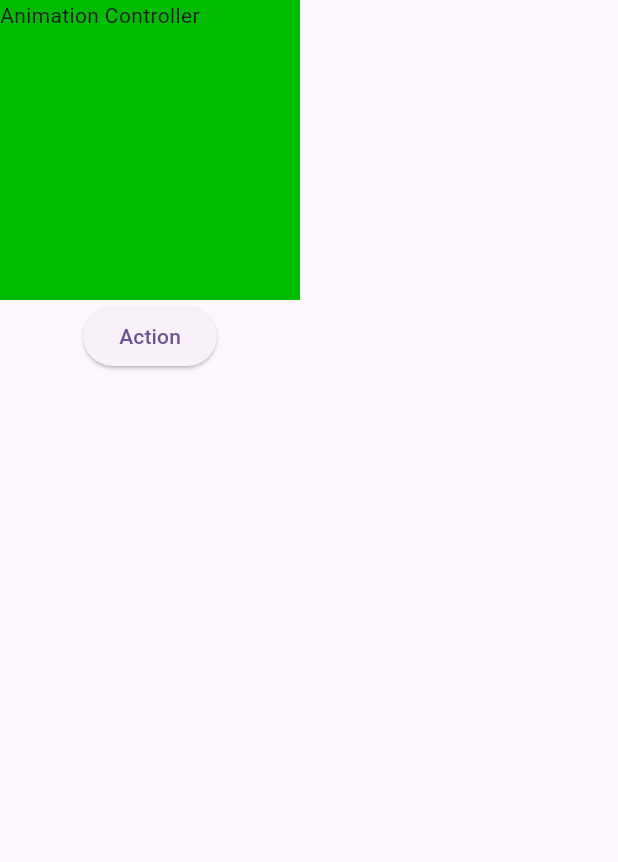
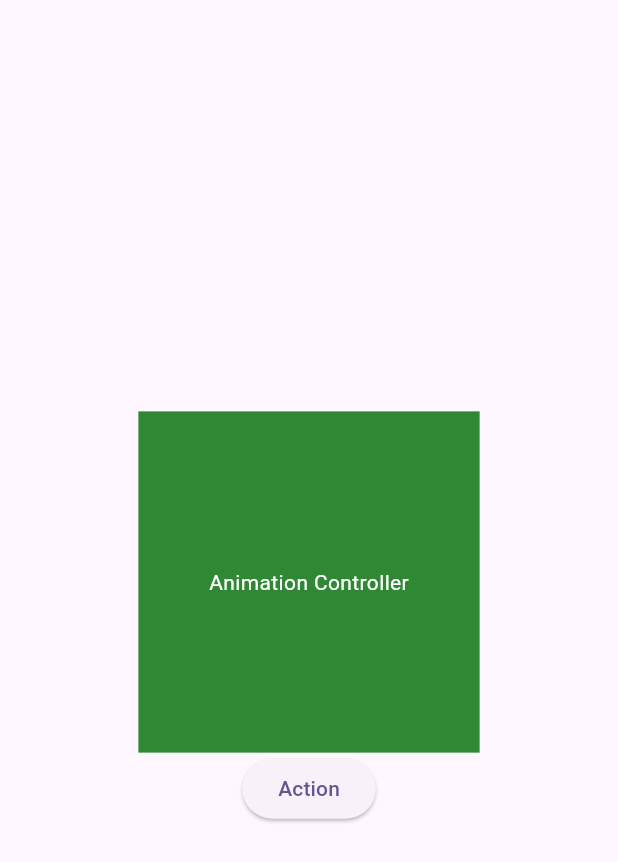
Before and after one commit to Roshan-Barkane/flutter_widgets_of_the_day, a Flutter app: the screen it shows after launch, after a tap on "Action", on a phone screen of 412 x 824 dp. Shown: the top 862 px of the screen. Run offline on Flutter 3.47's test engine with Material 3 defaults, Android fonts, the light colour scheme and no system bars.

Commit message:
perfrom aminmation with color ,size with elevatedbutton

```diff
--- a/lib/pages/animationcontainer.dart
+++ b/lib/pages/animationcontainer.dart
@@ -1,24 +1,45 @@
 import 'package:flutter/material.dart';
 
-class Animation_Container extends StatelessWidget {
+class Animation_Container extends StatefulWidget {
   const Animation_Container({super.key});
 
+  @override
+  State<Animation_Container> createState() => _Animation_ContainerState();
+}
+
+class _Animation_ContainerState extends State<Animation_Container> {
+  var _size = 200.0;
+  var _Takecolor = 0xFF00BB00;
+  var _TextColor = 0xFF000000;
   @override
   Widget build(BuildContext context) {
     return Scaffold(
       body: Column(
+        mainAxisAlignment: MainAxisAlignment.center,
         children: [
-          AnimatedContainer(
-            duration: Duration(seconds: 2),
-            height: 200,
-            width: 200,
-            color: Color(
-              0xFF00BB00,
+          Center(
+            child: AnimatedContainer(
+              duration: const Duration(seconds: 4),
+              height: _size,
+              width: _size,
+              color: Color(
+                _Takecolor,
+              ),
+              child: Center(
+                  child: Text(
+                "Animation Controller",
+                style: TextStyle(color: Color(_TextColor)),
+              )),
             ),
-            child: Text("Animation Controller"),
           ),
           ElevatedButton(
-            onPressed: () {},
+            onPressed: () {
+              setState(() {
+                _size = 300;
+                _Takecolor = 0xFFaa00bb;
+                _TextColor = 0xFFFFFFFF;
+              });
+            },
             child: Text("Action"),
           ),
         ],
```
